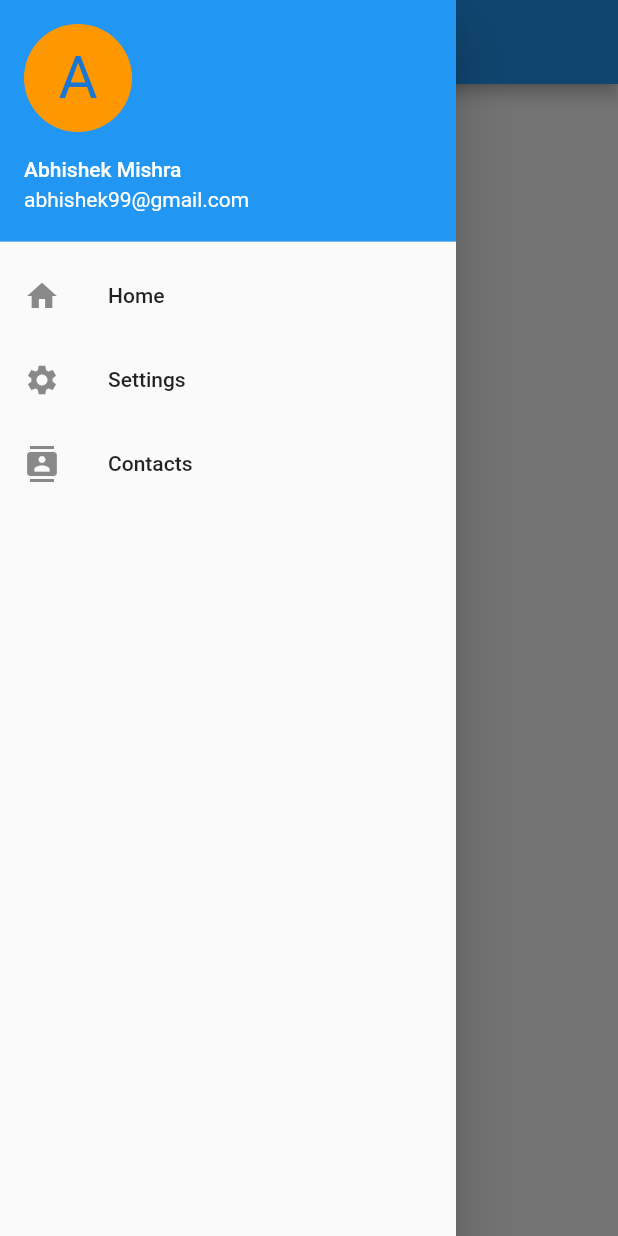
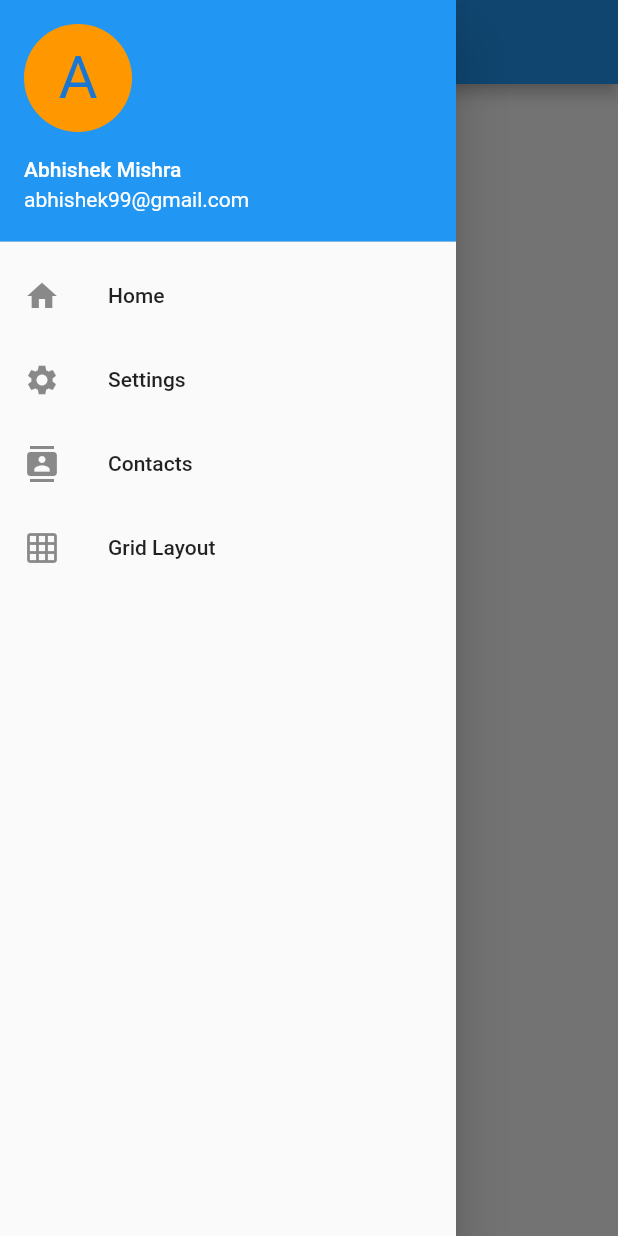
Before and after one commit to nasrinsamad19/FlutterSampleApp, a Flutter app: the DrawerEx screen opened directly, with the side drawer open, on a phone screen of 412 x 824 dp. Run offline on Flutter 3.47's test engine with Material 2 defaults, Android fonts, the phone set to English and light mode, and no system bars; our stand-ins replace flutter_swiper, gallery_saver, image_picker, sqflite; missing offline and left inert: mailer; accounts and stored records are empty.

Commit message:
Added Grid Layout page in Drawer

```diff
--- a/lib/DrawerEX.dart
+++ b/lib/DrawerEX.dart
@@ -2,6 +2,7 @@ import 'package:flutter/cupertino.dart';
 import 'package:flutter/material.dart';
 import 'package:sample/Contacts.dart';
 import 'package:sample/EmployeeHome.dart';
+import 'package:sample/GridViewEx.dart';
 import 'package:sample/Images.dart';
 class  DrawerEx extends StatefulWidget{
   State<StatefulWidget> createState()=> new _State();
@@ -46,7 +47,14 @@ class _State extends State<DrawerEx>{
               onTap: (){
                 Navigator.push(context, MaterialPageRoute(builder: (context)=> Contacts()));
               },
-            )
+            ),
+            ListTile(
+              leading: Icon(Icons.grid_on),
+              title: Text('Grid Layout'),
+              onTap: (){
+                Navigator.push(context, MaterialPageRoute(builder: (context)=> GridViewEx()));
+              },
+            ),
           ],
         ),
       ),
--- a/lib/main.dart
+++ b/lib/main.dart
@@ -25,6 +25,6 @@ void main() => runApp(MyApp());
    Widget build(BuildContext buildContext)
   {
     return MaterialApp(
-      home:GridViewEx()
+      home:Login()
     );
   }}
```
Also changed, not shown: lib/GridViewEx.dart (+15 -4 lines).
